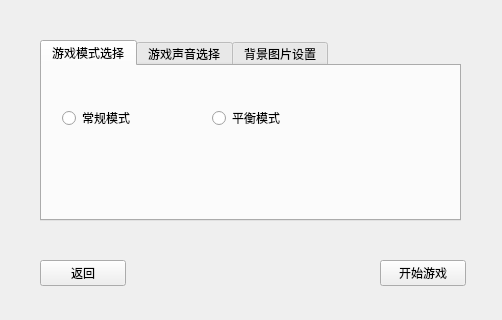
The window that setgamedlg.ui (sisifuCha/DS-Final-Game) describes before a commit, drawn with Qt 5.
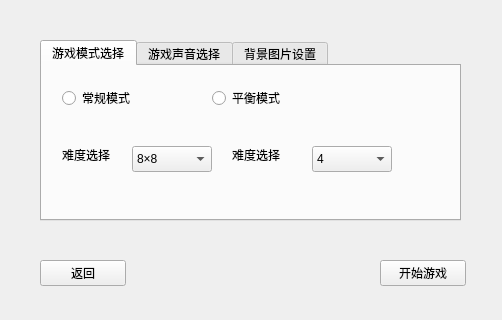
The same window after the commit. The open tabs and pages were chosen to show the change.

The edit to the form file:
```diff
--- a/setgamedlg.ui
+++ b/setgamedlg.ui
@@ -39,7 +39,7 @@
      <property name="geometry">
       <rect>
        <x>20</x>
-       <y>40</y>
+       <y>20</y>
        <width>81</width>
        <height>24</height>
       </rect>
@@ -52,7 +52,7 @@
      <property name="geometry">
       <rect>
        <x>170</x>
-       <y>40</y>
+       <y>20</y>
        <width>81</width>
        <height>24</height>
       </rect>
@@ -61,6 +61,72 @@
       <string>平衡模式</string>
      </property>
     </widget>
+    <widget class="QLabel" name="label_2">
+     <property name="geometry">
+      <rect>
+       <x>20</x>
+       <y>80</y>
+       <width>63</width>
+       <height>18</height>
+      </rect>
+     </property>
+     <property name="text">
+      <string>难度选择</string>
+     </property>
+    </widget>
+    <widget class="QComboBox" name="chooseDimensionBox">
+     <property name="geometry">
+      <rect>
+       <x>90</x>
+       <y>80</y>
+       <width>80</width>
+       <height>26</height>
+      </rect>
+     </property>
+     <item>
+      <property name="text">
+       <string>8×8</string>
+      </property>
+     </item>
+     <item>
+      <property name="text">
+       <string>10×10</string>
+      </property>
+     </item>
+    </widget>
+    <widget class="QComboBox" name="chooseStoneNumBox">
+     <property name="geometry">
+      <rect>
+       <x>270</x>
+       <y>80</y>
+       <width>80</width>
+       <height>26</height>
+      </rect>
+     </property>
+     <item>
+      <property name="text">
+       <string>4</string>
+      </property>
+     </item>
+     <item>
+      <property name="text">
+       <string>5</string>
+      </property>
+     </item>
+    </widget>
+    <widget class="QLabel" name="label_3">
+     <property name="geometry">
+      <rect>
+       <x>190</x>
+       <y>80</y>
+       <width>63</width>
+       <height>18</height>
+      </rect>
+     </property>
+     <property name="text">
+      <string>难度选择</string>
+     </property>
+    </widget>
    </widget>
    <widget class="QWidget" name="tab">
     <attribute name="title">
```
Left out of the diff: 10 changed lines with no effect on the pictures.
